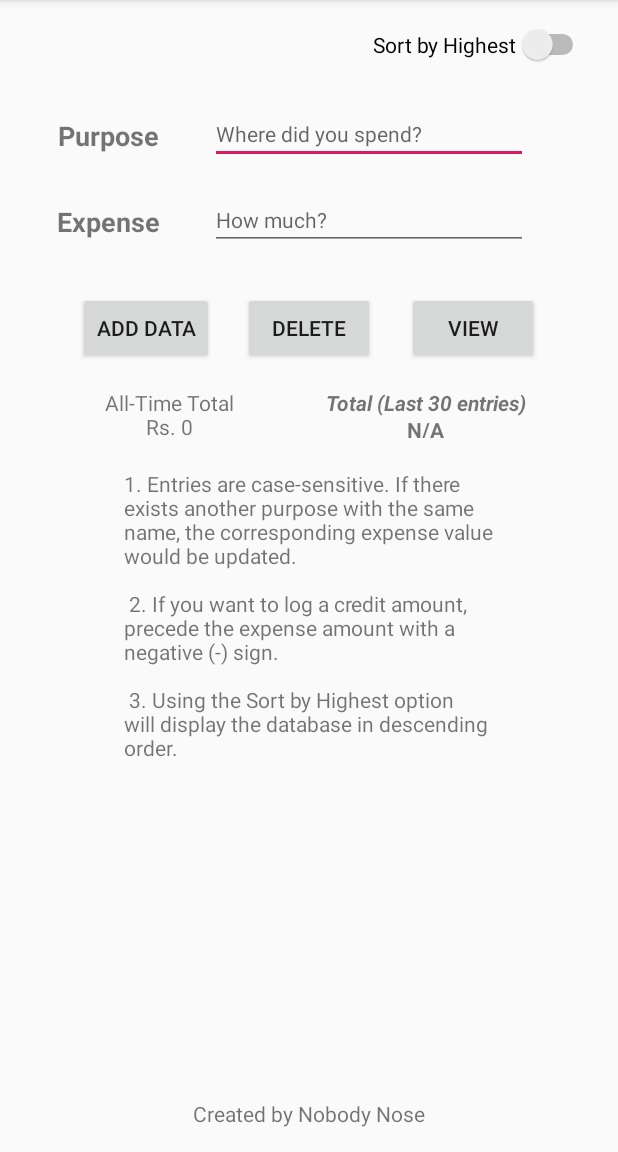
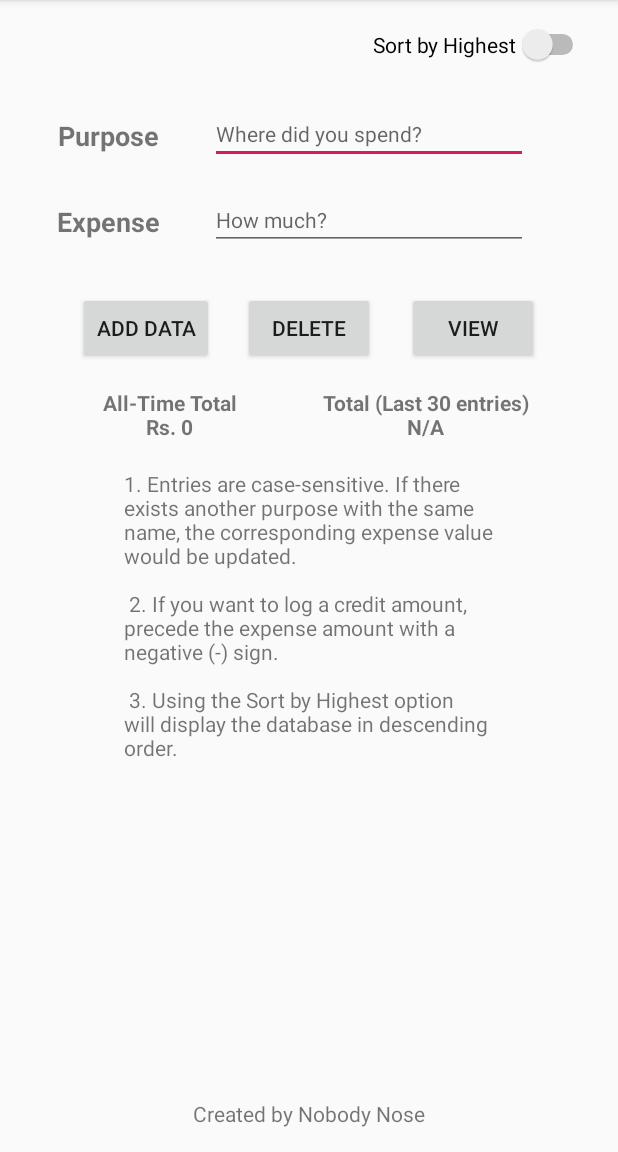
Before and after one commit to nobodyn0se/Android_TrackMyExpenses, an Android app: the screen it shows after launch (MainActivity), on a phone screen of 412 x 824 dp, the part 84-1236 px from its top. Run offline under Robolectric (Android 15) with nearby library versions, the phone set to English and light mode, and no system bars.

Commit message:
Total is now displayed in bold. Version Code incremented.

```diff
--- a/app/build.gradle
+++ b/app/build.gradle
@@ -7,8 +7,8 @@ android {
         applicationId "com.example.trackmyexpense"
         minSdkVersion 16
         targetSdkVersion 29
-        versionCode 2
-        versionName "1.2"
+        versionCode 3
+        versionName "1.5"
         testInstrumentationRunner "androidx.test.runner.AndroidJUnitRunner"
     }
     buildTypes {
--- a/app/src/main/res/layout/activity_main.xml
+++ b/app/src/main/res/layout/activity_main.xml
@@ -143,6 +143,7 @@
         android:layout_marginStart="20dp"
         android:layout_marginLeft="20dp"
         android:gravity="center"
+        android:textStyle="bold"
         app:layout_constraintBottom_toTopOf="@+id/textExplain"
         app:layout_constraintStart_toStartOf="@+id/label_expense"
         app:layout_constraintTop_toBottomOf="@+id/btn_add"
@@ -153,6 +154,7 @@
         android:layout_width="150dp"
         android:layout_height="33dp"
         android:gravity="center"
+        android:textStyle="bold"
         app:layout_constraintEnd_toEndOf="parent"
         app:layout_constraintHorizontal_bias="0.464"
         app:layout_constraintStart_toStartOf="@+id/btn_delete"
--- a/app/src/main/res/values/strings.xml
+++ b/app/src/main/res/values/strings.xml
@@ -12,7 +12,7 @@
     <string name="main_msg">1. Entries are case-sensitive. If there exists another purpose with the same name, the corresponding expense value would be updated.\n\n
     2. If you want to log a credit amount, precede the expense amount with a negative (-) sign.\n\n
         3. Using the Sort by Highest option will display the database in descending order.</string>
-    <string name="no_num"><b><i>Total (Last 30 entries)</i>\nN/A</b></string>
-    <string name="tot30days"><b><i>Total (Last 30 entries)</i>\nRs. %1$d</b></string>
-    <string name="main_total"><b><i>All-Time Total</i>\nRs. %1$d</b></string>
+    <string name="no_num"><b>Total (Last 30 entries)\nN/A</b></string>
+    <string name="tot30days"><b>Total (Last 30 entries)\nRs. %1$d</b></string>
+    <string name="main_total"><b>All-Time Total\nRs. %1$d</b></string>
 </resources>
```
